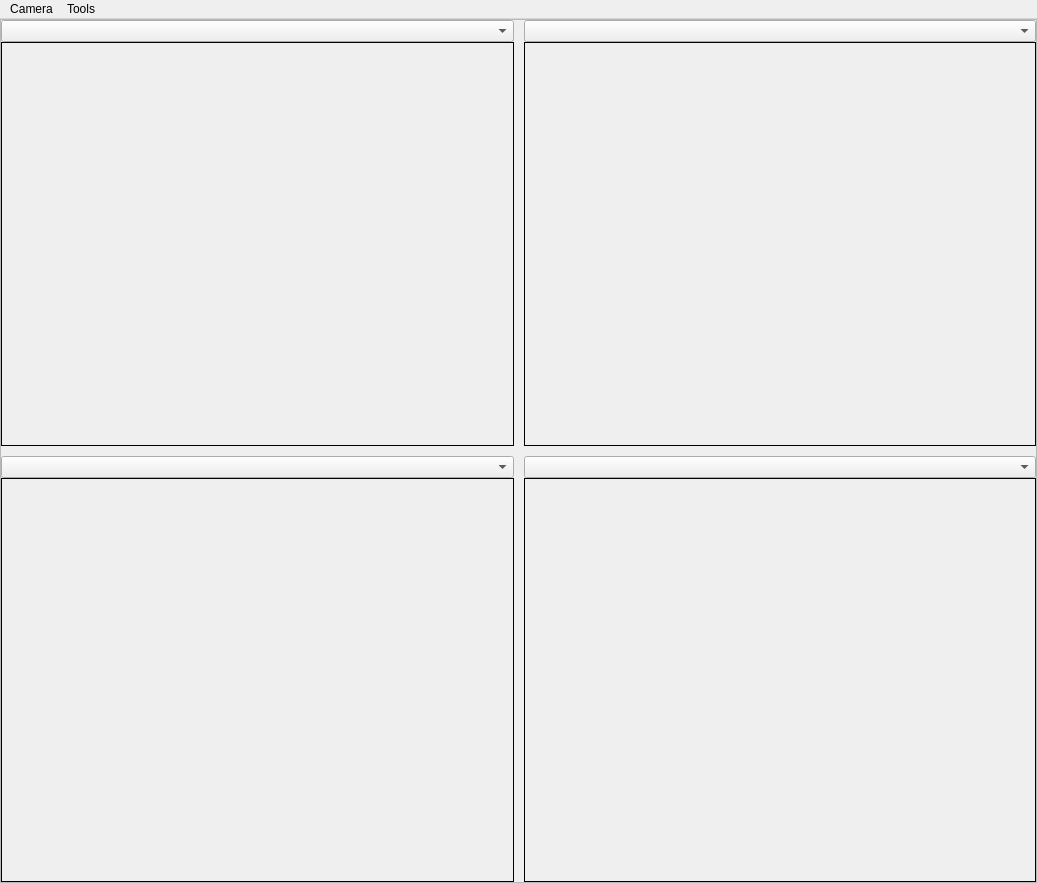
Above: src/designer/video.ui from marsinstituteSC/MissionControl before the change. Below: the same form after it.
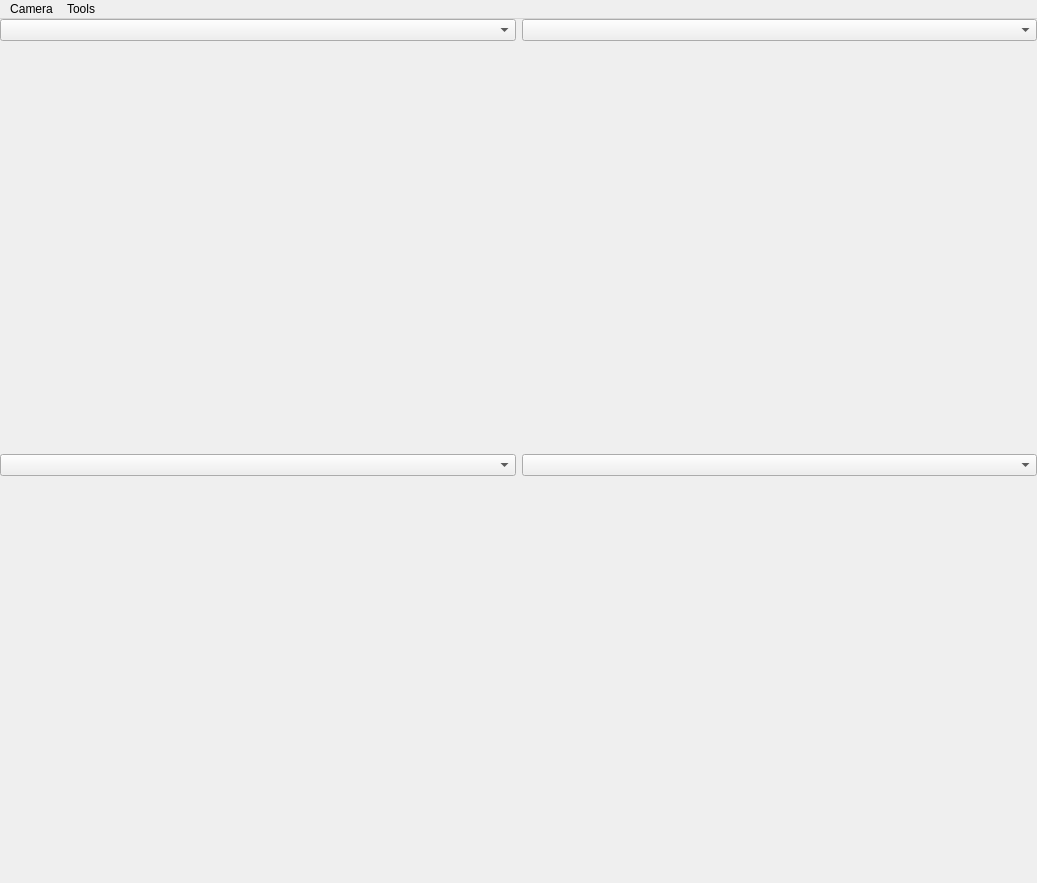
That is the form after the change.

Commit message:
- Dynamic video player placement
- Allowed the video window to change the size and placements of video players to use most of the screen.

The edit to the form file:
```diff
--- a/src/designer/video.ui
+++ b/src/designer/video.ui
@@ -26,7 +26,7 @@
    <property name="autoFillBackground">
     <bool>false</bool>
    </property>
-   <layout class="QGridLayout" name="gridLayout">
+   <layout class="QGridLayout" name="gridLayout_3">
     <property name="leftMargin">
      <number>0</number>
     </property>
@@ -39,15 +39,24 @@
     <property name="bottomMargin">
      <number>0</number>
     </property>
+    <property name="spacing">
+     <number>0</number>
+    </property>
     <item row="0" column="0">
      <widget class="QFrame" name="frame">
       <property name="frameShape">
-       <enum>QFrame::StyledPanel</enum>
+       <enum>QFrame::NoFrame</enum>
       </property>
       <property name="frameShadow">
-       <enum>QFrame::Raised</enum>
+       <enum>QFrame::Plain</enum>
       </property>
-      <layout class="QGridLayout" name="gridLayout_3" columnstretch="0,0">
+      <property name="lineWidth">
+       <number>0</number>
+      </property>
+      <layout class="QGridLayout" name="gridLayout">
+       <property name="sizeConstraint">
+        <enum>QLayout::SetDefaultConstraint</enum>
+       </property>
        <property name="leftMargin">
         <number>0</number>
        </property>
@@ -63,11 +72,72 @@
        <property name="spacing">
         <number>0</number>
        </property>
+       <item row="0" column="0">
+        <widget class="QWidget" name="video1_widget" native="true">
+         <property name="sizePolicy">
+          <sizepolicy hsizetype="Preferred" vsizetype="Preferred">
+           <horstretch>0</horstretch>
+           <verstretch>0</verstretch>
+          </sizepolicy>
+         </property>
+         <layout class="QGridLayout" name="gridLayout_4">
+          <property name="leftMargin">
+           <number>0</number>
+          </property>
+          <property name="topMargin">
+           <number>0</number>
+          </property>
+          <property name="rightMargin">
+           <number>3</number>
+          </property>
+          <property name="bottomMargin">
+           <number>3</number>
+          </property>
+          <property name="spacing">
+           <number>0</number>
+          </property>
+          <item row="0" column="0">
+           <widget class="QComboBox" name="video1_choice"/>
+          </item>
+          <item row="1" column="0">
+           <widget class="QLabel" name="video1_player">
+            <property name="sizePolicy">
+             <sizepolicy hsizetype="Ignored" vsizetype="Ignored">
+              <horstretch>0</horstretch>
+              <verstretch>0</verstretch>
+             </sizepolicy>
+            </property>
+            <property name="minimumSize">
+             <size>
+              <width>0</width>
+              <height>0</height>
+             </size>
+            </property>
+            <property name="maximumSize">
+             <size>
+              <width>16777215</width>
+              <height>16777215</height>
+             </size>
+            </property>
+            <property name="frameShape">
+             <enum>QFrame::NoFrame</enum>
+            </property>
+            <property name="text">
+             <string/>
+            </property>
+            <property name="scaledContents">
+             <bool>true</bool>
+            </property>
+           </widget>
+          </item>
+         </layout>
+        </widget>
+       </item>
        <item row="0" column="1">
         <widget class="QWidget" name="video3_widget" native="true">
          <layout class="QGridLayout" name="gridLayout_6">
           <property name="leftMargin">
-           <number>5</number>
+           <number>3</number>
           </property>
           <property name="topMargin">
            <number>0</number>
@@ -76,7 +146,7 @@
            <number>0</number>
           </property>
           <property name="bottomMargin">
-           <number>5</number>
+           <number>3</number>
           </property>
           <property name="spacing">
            <number>0</number>
@@ -90,7 +160,7 @@
              </sizepolicy>
             </property>
             <property name="frameShape">
-             <enum>QFrame::Box</enum>
+             <enum>QFrame::NoFrame</enum>
             </property>
             <property name="text">
              <string/>
@@ -110,17 +180,50 @@
          </layout>
         </widget>
        </item>
-       <item row="1" column="0">
+      </layout>
+     </widget>
+    </item>
+    <item row="1" column="0">
+     <widget class="QFrame" name="frame_2">
+      <property name="frameShape">
+       <enum>QFrame::NoFrame</enum>
+      </property>
+      <property name="frameShadow">
+       <enum>QFrame::Plain</enum>
+      </property>
+      <property name="lineWidth">
+       <number>0</number>
+      </property>
+      <layout class="QGridLayout" name="gridLayout_2">
+       <property name="sizeConstraint">
+        <enum>QLayout::SetDefaultConstraint</enum>
+       </property>
+       <property name="leftMargin">
+        <number>0</number>
+       </property>
+       <property name="topMargin">
+        <number>0</number>
+       </property>
+       <property name="rightMargin">
+        <number>0</number>
+       </property>
+       <property name="bottomMargin">
+        <number>0</number>
+       </property>
+       <property name="spacing">
+        <number>0</number>
+       </property>
+       <item row="0" column="0">
         <widget class="QWidget" name="video2_widget" native="true">
          <layout class="QGridLayout" name="gridLayout_5">
           <property name="leftMargin">
            <number>0</number>
           </property>
           <property name="topMargin">
-           <number>5</number>
+           <number>3</number>
           </property>
           <property name="rightMargin">
-           <number>5</number>
+           <number>3</number>
           </property>
           <property name="bottomMargin">
            <number>0</number>
@@ -149,7 +252,7 @@
              </size>
             </property>
             <property name="frameShape">
-             <enum>QFrame::Box</enum>
+             <enum>QFrame::NoFrame</enum>
             </property>
             <property name="text">
              <string/>
@@ -165,78 +268,17 @@
          </layout>
         </widget>
        </item>
-       <item row="0" column="0">
-        <widget class="QWidget" name="video1_widget" native="true">
-         <property name="sizePolicy">
-          <sizepolicy hsizetype="Preferred" vsizetype="Preferred">
-           <horstretch>0</horstretch>
-           <verstretch>0</verstretch>
-          </sizepolicy>
-         </property>
-         <layout class="QGridLayout" name="gridLayout_4">
-          <property name="leftMargin">
-           <number>0</number>
-          </property>
-          <property name="topMargin">
-           <number>0</number>
-          </property>
-          <property name="rightMargin">
-           <number>5</number>
-          </property>
-          <property name="bottomMargin">
-           <number>5</number>
-          </property>
-          <property name="spacing">
-           <number>0</number>
-          </property>
-          <item row="0" column="0">
-           <widget class="QComboBox" name="video1_choice"/>
-          </item>
-          <item row="1" column="0">
-           <widget class="QLabel" name="video1_player">
-            <property name="sizePolicy">
-             <sizepolicy hsizetype="Ignored" vsizetype="Ignored">
-              <horstretch>0</horstretch>
-              <verstretch>0</verstretch>
-             </sizepolicy>
-            </property>
-            <property name="minimumSize">
-             <size>
-              <width>0</width>
-              <height>0</height>
-             </size>
-            </property>
-            <property name="maximumSize">
-             <size>
-              <width>16777215</width>
-              <height>16777215</height>
-             </size>
-            </property>
-            <property name="frameShape">
-             <enum>QFrame::Box</enum>
-            </property>
-            <property name="text">
-             <string/>
-            </property>
-            <property name="scaledContents">
-             <bool>true</bool>
-            </property>
-           </widget>
-          </item>
-         </layout>
-        </widget>
-       </item>
-       <item row="1" column="1">
+       <item row="0" column="1">
         <widget class="QWidget" name="video4_widget" native="true">
          <property name="enabled">
           <bool>true</bool>
          </property>
          <layout class="QGridLayout" name="gridLayout_7">
           <property name="leftMargin">
-           <number>5</number>
+           <number>3</number>
           </property>
           <property name="topMargin">
-           <number>5</number>
+           <number>3</number>
           </property>
           <property name="rightMargin">
            <number>0</number>
@@ -259,7 +301,7 @@
              </sizepolicy>
             </property>
             <property name="frameShape">
-             <enum>QFrame::Box</enum>
+             <enum>QFrame::NoFrame</enum>
             </property>
             <property name="text">
              <string/>
```
The commit also changes 3 other files.
